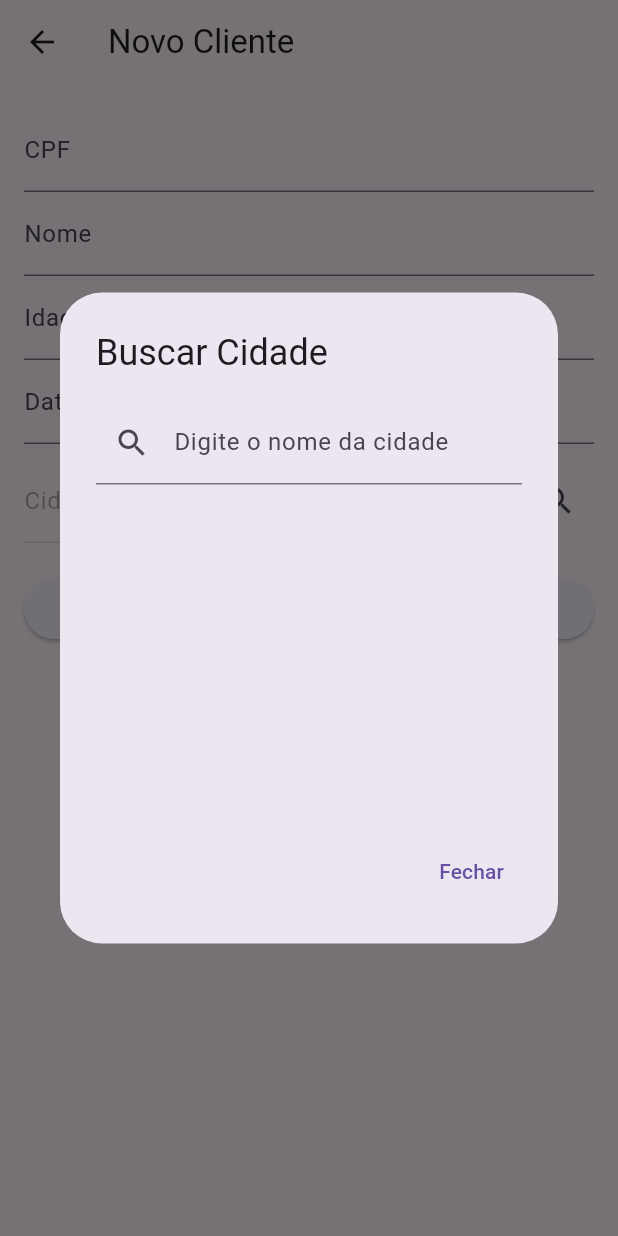
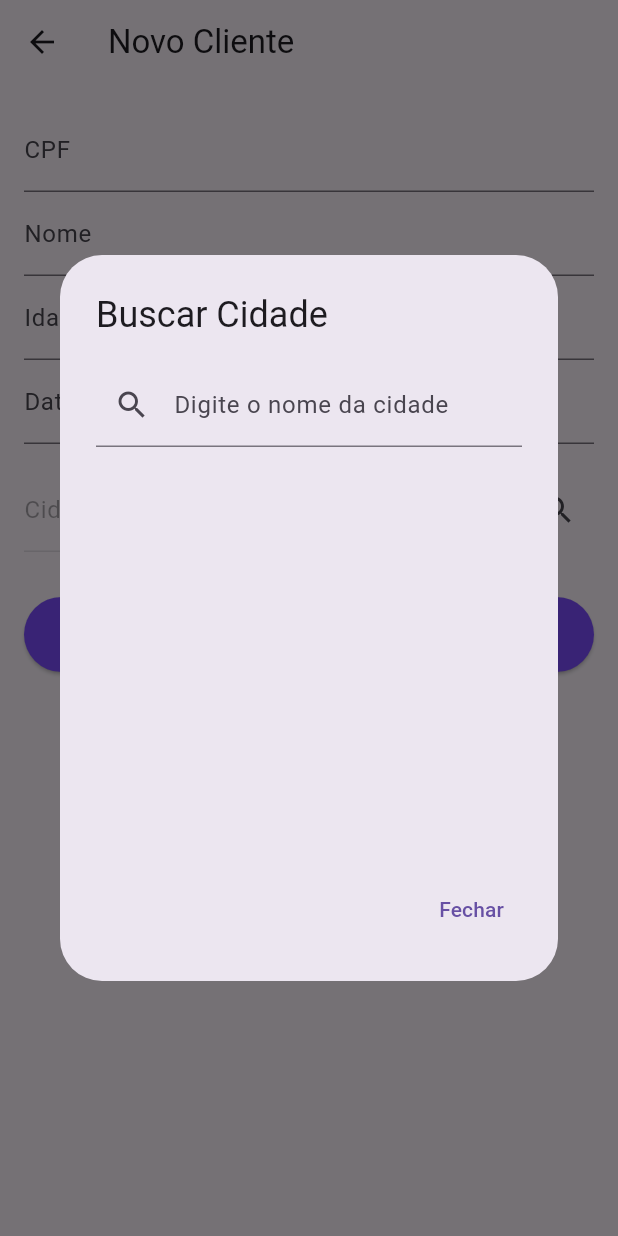
Before and after one commit to andreghenssler2/aula101125, a Flutter app: the CadastroClientePage screen opened directly, after a tap on the "search" icon, on a phone screen of 412 x 824 dp. Run offline on Flutter 3.47's test engine with Material 3 defaults, Android fonts, the phone set to English and light mode, and no system bars; our stand-ins replace sqflite; accounts and stored records are empty.

Commit message:
Atualiza 2

```diff
--- a/lib/view/cadastro_cliente_page.dart
+++ b/lib/view/cadastro_cliente_page.dart
@@ -3,15 +3,18 @@ import 'package:provider/provider.dart';
 import '../viewmodel/cliente_viewmodel.dart';
 import '../viewmodel/cidade_viewmodel.dart';
 import '../model/cidade.dart';
+import '../viewmodel/cliente_viewmodel.dart';
 
 class CadastroClientePage extends StatefulWidget {
-  const CadastroClientePage({super.key});
+  final ClienteDTO? clienteDTO;
+  const CadastroClientePage({super.key, this.clienteDTO});
 
   @override
   State<CadastroClientePage> createState() => _CadastroClientePageState();
 }
 
 class _CadastroClientePageState extends State<CadastroClientePage> {
+  final _formKey = GlobalKey<FormState>();
   final _cpfController = TextEditingController();
   final _nomeController = TextEditingController();
   final _idadeController = TextEditingController();
@@ -19,6 +22,26 @@ class _CadastroClientePageState extends State<CadastroClientePage> {
   final _cidadeController = TextEditingController();
 
   Cidade? cidadeSelecionada;
+
+  @override
+  void initState() {
+    super.initState();
+
+    // Carrega as cidades
+    WidgetsBinding.instance.addPostFrameCallback((_) {
+      context.read<CidadeViewModel>().carregarCidades();
+    });
+
+    // Se for edição, preencher os campos
+    if (widget.clienteDTO != null) {
+      final cliente = widget.clienteDTO!;
+      _cpfController.text = cliente.cpf;
+      _nomeController.text = cliente.nome;
+      _idadeController.text = cliente.idade;
+      _dataNascimentoController.text = cliente.dataNascimento;
+      _cidadeController.text = cliente.cidadeNascimento;
+    }
+  }
 
   @override
   void dispose() {
@@ -30,20 +53,21 @@ class _CadastroClientePageState extends State<CadastroClientePage> {
     super.dispose();
   }
 
-  void _abrirPopupBuscaCidade(BuildContext context) async {
-    final cidadeViewModel = Provider.of<CidadeViewModel>(context, listen: false);
+  Future<void> _abrirPopupBuscaCidade(BuildContext context) async {
+    final cidadeViewModel = context.read<CidadeViewModel>();
     final TextEditingController filtroController = TextEditingController();
     List<Cidade> listaFiltrada = cidadeViewModel.cidades;
 
-    await showDialog(
+    final Cidade? resultado = await showDialog<Cidade>(
       context: context,
       builder: (context) {
         return StatefulBuilder(builder: (context, setStateDialog) {
-          void filtrarCidades(String filtro) {
+          void filtrar(String texto) {
             setStateDialog(() {
               listaFiltrada = cidadeViewModel.cidades
-                  .where((c) =>
-                      c.nomeCidade.toLowerCase().contains(filtro.toLowerCase()))
+                  .where((c) => c.nomeCidade
+                      .toLowerCase()
+                      .contains(texto.toLowerCase()))
                   .toList();
             });
           }
@@ -59,11 +83,11 @@ class _CadastroClientePageState extends State<CadastroClientePage> {
                     labelText: 'Digite o nome da cidade',
                     prefixIcon: Icon(Icons.search),
                   ),
-                  onChanged: filtrarCidades,
+                  onChanged: filtrar,
                 ),
                 const SizedBox(height: 10),
                 SizedBox(
-                  height: 200,
+                  height: 250,
                   width: double.maxFinite,
                   child: ListView.builder(
                     itemCount: listaFiltrada.length,
@@ -72,9 +96,7 @@ class _CadastroClientePageState extends State<CadastroClientePage> {
                       return ListTile(
                         title: Text(cidade.nomeCidade),
                         trailing: ElevatedButton(
-                          onPressed: () {
-                            Navigator.pop(context, cidade);
-                          },
+                          onPressed: () => Navigator.pop(context, cidade),
                           child: const Text('Selecionar'),
                         ),
                       );
@@ -92,66 +114,90 @@ class _CadastroClientePageState extends State<CadastroClientePage> {
           );
         });
       },
-    ).then((resultado) {
-      if (resultado != null && resultado is Cidade) {
+    );
+
+    if (resultado != null) {
       setState(() {
         cidadeSelecionada = resultado;
         _cidadeController.text = resultado.nomeCidade;
       });
     }
-    });
   }
 
-  void _salvarCliente() {
-    final clienteViewModel =
-        Provider.of<ClienteViewModel>(context, listen: false);
+  void _salvar() async {
+    if (!_formKey.currentState!.validate()) return;
 
-    clienteViewModel.adicionarCliente(
+    final clienteVM = context.read<ClienteViewModel>();
+
+    if (widget.clienteDTO == null) {
+      // Novo cliente
+      await clienteVM.adicionarCliente(
         cpf: _cpfController.text,
         nome: _nomeController.text,
         idade: _idadeController.text,
         dataNascimento: _dataNascimentoController.text,
         cidadeNascimento: _cidadeController.text,
       );
+    } else {
+      // Edição de cliente
+      await clienteVM.editarCliente(
+        codigo: widget.clienteDTO!.codigo!,
+        cpf: _cpfController.text,
+        nome: _nomeController.text,
+        idade: _idadeController.text,
+        dataNascimento: _dataNascimentoController.text,
+        cidadeNascimento: _cidadeController.text,
+      );
+    }
 
     ScaffoldMessenger.of(context).showSnackBar(
       const SnackBar(content: Text('Cliente salvo com sucesso!')),
     );
+
     Navigator.pop(context);
   }
 
   @override
   Widget build(BuildContext context) {
-    final cidadeViewModel = Provider.of<CidadeViewModel>(context);
     return Scaffold(
-      appBar: AppBar(title: const Text('Novo Cliente')),
+      appBar: AppBar(
+        title: Text(widget.clienteDTO == null
+            ? 'Novo Cliente'
+            : 'Editar Cliente'),
+      ),
       body: Padding(
-        padding: const EdgeInsets.all(16.0),
+        padding: const EdgeInsets.all(16),
+        child: Form(
+          key: _formKey,
           child: ListView(
             children: [
-            TextField(
+              TextFormField(
                 controller: _cpfController,
                 decoration: const InputDecoration(labelText: 'CPF'),
+                validator: (v) =>
+                    v == null || v.isEmpty ? 'Informe o CPF' : null,
               ),
-            TextField(
+              TextFormField(
                 controller: _nomeController,
                 decoration: const InputDecoration(labelText: 'Nome'),
+                validator: (v) =>
+                    v == null || v.isEmpty ? 'Informe o nome' : null,
               ),
-            TextField(
+              TextFormField(
                 controller: _idadeController,
                 decoration: const InputDecoration(labelText: 'Idade'),
                 keyboardType: TextInputType.number,
               ),
-            TextField(
+              TextFormField(
                 controller: _dataNascimentoController,
                 decoration:
                     const InputDecoration(labelText: 'Data de Nascimento'),
               ),
-            const SizedBox(height: 10),
+              const SizedBox(height: 16),
               Row(
                 children: [
                   Expanded(
-                  child: TextField(
+                    child: TextFormField(
                       controller: _cidadeController,
                       decoration: const InputDecoration(
                           labelText: 'Cidade de Nascimento'),
@@ -164,12 +210,23 @@ class _CadastroClientePageState extends State<CadastroClientePage> {
                   ),
                 ],
               ),
-            const SizedBox(height: 20),
+              const SizedBox(height: 30),
               ElevatedButton(
-              onPressed: _salvarCliente,
-              child: const Text('Salvar'),
+                onPressed: _salvar,
+                style: ElevatedButton.styleFrom(
+                  backgroundColor: Colors.deepPurpleAccent,
+                  minimumSize: const Size(double.infinity, 50),
+                  shape: RoundedRectangleBorder(
+                    borderRadius: BorderRadius.circular(25),
+                  ),
+                ),
+                child: const Text(
+                  'Salvar',
+                  style: TextStyle(fontSize: 18, color: Colors.white),
+                ),
               ),
             ],
+          ),
         ),
       ),
     );
```
Lines whose indentation alone changed are shown as unchanged.
